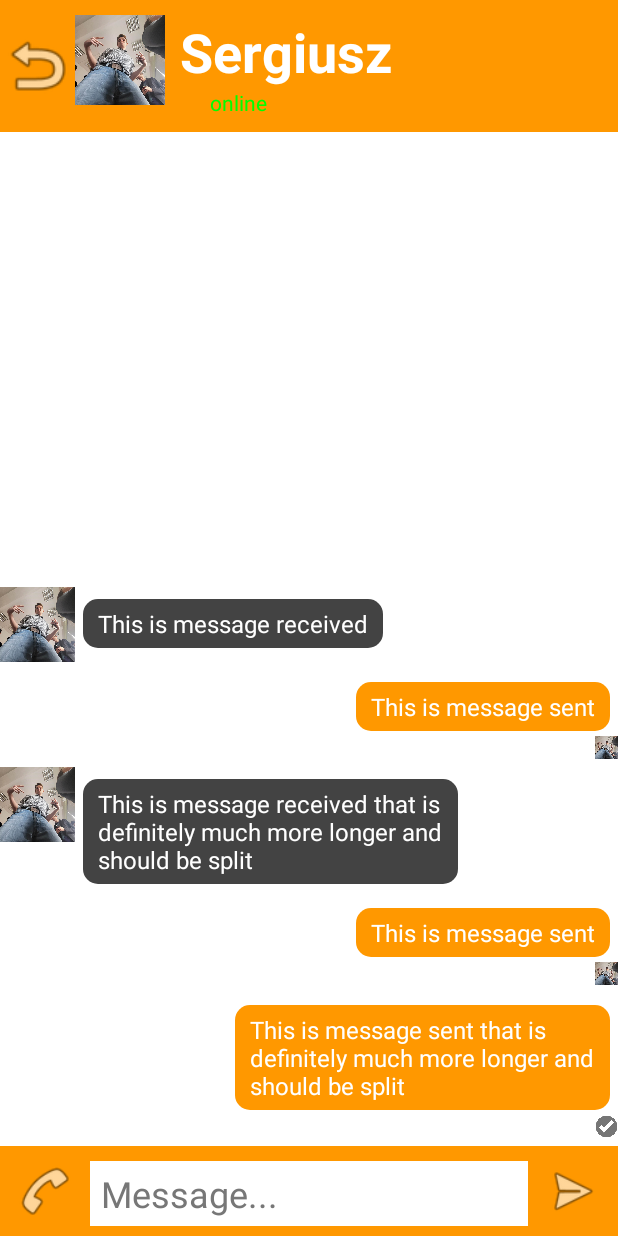
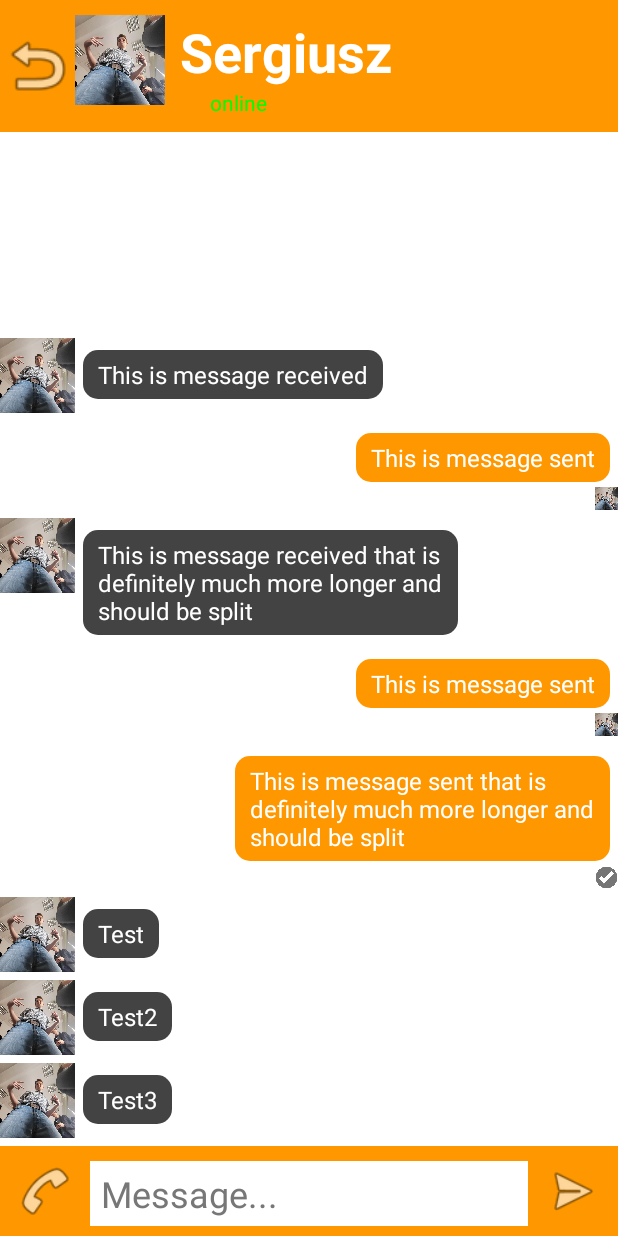
Before and after one commit to Piqulsky/FakeChat, an Android app: the screen it shows after launch (MainActivity), on a phone screen of 412 x 824 dp. Run offline under Robolectric (Android 15) with nearby library versions, the phone set to English and light mode, and no system bars; pictures from the network do not load.

Commit message:
Added programmable delayed messaging

```diff
--- a/app/src/main/java/com/example/fakechat/DelayedData.java
+++ b/app/src/main/java/com/example/fakechat/DelayedData.java
@@ -7,7 +7,7 @@ public class DelayedData implements Serializable {
     private float seconds;
 
     public DelayedData(){
-        message = ""; seconds = 0.0f;
+        message = ""; seconds = 1.0f;
     }
     public DelayedData(String message, float seconds){
         this.message = message;
--- a/app/src/main/java/com/example/fakechat/messages/MainActivity.java
+++ b/app/src/main/java/com/example/fakechat/messages/MainActivity.java
@@ -26,6 +26,7 @@ import android.widget.Toast;
 
 import com.example.fakechat.CallActivity;
 import com.example.fakechat.ChatData;
+import com.example.fakechat.DelayedData;
 import com.example.fakechat.MessageData;
 import com.example.fakechat.chats.ChatsActivity;
 import com.example.fakechat.R;
@@ -63,6 +64,9 @@ public class MainActivity extends AppCompatActivity {
         }catch (Exception e){
             appData = new ArrayList<>();
             appData.add(new ChatData("Sergiusz", getUriToDrawable(this, R.drawable.avatar12).toString(), createDataArray()));
+            appData.get(0).getDelayedData().add(new DelayedData("Test", 1.0f));
+            appData.get(0).getDelayedData().add(new DelayedData("Test2", 4.0f));
+            appData.get(0).getDelayedData().add(new DelayedData("Test3", 5.0f));
             appData.add(new ChatData("Igor", getUriToDrawable(this, R.drawable.avatar11).toString(), new ArrayList<>()));
             appData.get(1).setActivity("15m ago");
             appData.add(new ChatData("Kaś", getUriToDrawable(this, R.drawable.avatar9).toString(), new ArrayList<>()));
@@ -116,6 +120,13 @@ public class MainActivity extends AppCompatActivity {
         linearLayoutManager.setReverseLayout(false);
         linearLayoutManager.setStackFromEnd(true);
         recyclerView.setLayoutManager(linearLayoutManager);
+
+        appData.get(receiver).getDelayedData().forEach(delayedData -> {
+            recyclerView.postDelayed(() -> {
+                addToRecyclerData(new MessageData(MessageData.LAYOUT_MESSAGE_RECEIVED, delayedData.getMessage()));
+            }, Math.round(delayedData.getSeconds()*1000+1000));
+        });
+        appData.get(receiver).getDelayedData().clear();
 
         ImageButton sendButton = findViewById(R.id.imageViewSend);
         sendButton.setOnClickListener(view -> {
```
